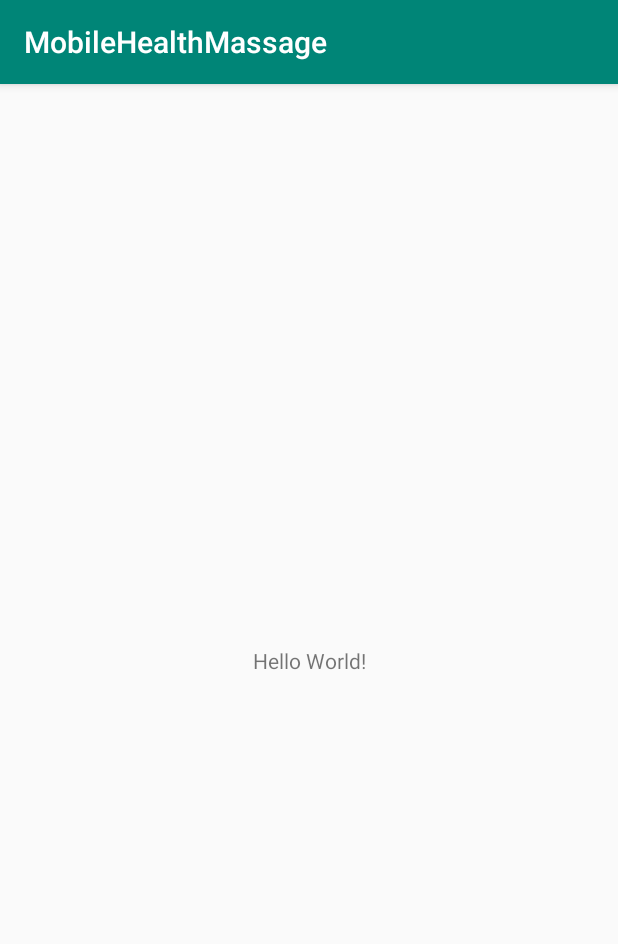
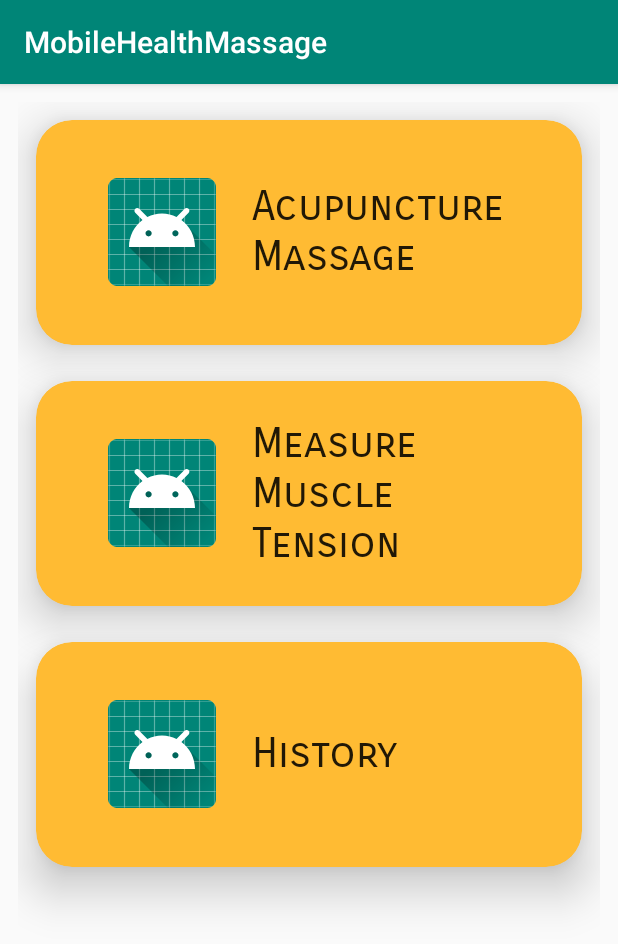
Before and after one commit to wesbrimeyer/MobileHealthMassage, an Android app: the screen it shows after launch (MainActivity), on a phone screen of 412 x 824 dp. Shown: the top 944 px of the screen. Run offline under Robolectric (Android 15) with nearby library versions, the phone set to English and light mode, and no system bars.

Commit message:
Created CardViews. Not sure if we should put them in a RecyclerView or use buttons instead

```diff
--- a/app/build.gradle
+++ b/app/build.gradle
@@ -25,4 +25,5 @@ dependencies {
     testImplementation 'junit:junit:4.12'
     androidTestImplementation 'androidx.test.ext:junit:1.1.0'
     androidTestImplementation 'androidx.test.espresso:espresso-core:3.1.1'
+    implementation 'androidx.cardview:cardview:1.0.0'
 }
--- a/app/src/main/java/edu/wit/mobilehealth/mobilehealthmassage/MainActivity.java
+++ b/app/src/main/java/edu/wit/mobilehealth/mobilehealthmassage/MainActivity.java
@@ -1,8 +1,12 @@
 package edu.wit.mobilehealth.mobilehealthmassage;
 
 import androidx.appcompat.app.AppCompatActivity;
+import androidx.cardview.widget.CardView;
 
 import android.os.Bundle;
+import android.view.View;
+import android.widget.TextView;
+import android.widget.Toast;
 
 public class MainActivity extends AppCompatActivity {
 
@@ -10,5 +14,19 @@ public class MainActivity extends AppCompatActivity {
     protected void onCreate(Bundle savedInstanceState) {
         super.onCreate(savedInstanceState);
         setContentView(R.layout.activity_main);
+
+        TextView card_view_massage = findViewById(R.id.card_view_massage).findViewById(R.id.textView);
+        TextView card_view_EMG = findViewById(R.id.card_view_EMG).findViewById(R.id.textView);
+        TextView card_view_history = findViewById(R.id.card_view_history).findViewById(R.id.textView);
+        card_view_massage.setOnClickListener(new View.OnClickListener() {
+            @Override
+            public void onClick(View v) {
+                Toast.makeText(getApplicationContext(), "Card View Clicked", Toast.LENGTH_SHORT).show();
+            }
+        });
+        card_view_massage.setText("Acupuncture Massage");
+        card_view_EMG.setText("Measure Muscle Tension");
+        card_view_history.setText("History");
+
     }
 }
--- a/app/src/main/res/layout/activity_main.xml
+++ b/app/src/main/res/layout/activity_main.xml
@@ -1,18 +1,24 @@
 <?xml version="1.0" encoding="utf-8"?>
-<androidx.constraintlayout.widget.ConstraintLayout xmlns:android="http://schemas.android.com/apk/res/android"
+<LinearLayout xmlns:android="http://schemas.android.com/apk/res/android"
     xmlns:app="http://schemas.android.com/apk/res-auto"
     xmlns:tools="http://schemas.android.com/tools"
     android:layout_width="match_parent"
     android:layout_height="match_parent"
+    android:padding="12dp"
+    android:orientation="vertical"
     tools:context=".MainActivity">
 
-    <TextView
-        android:layout_width="wrap_content"
-        android:layout_height="wrap_content"
-        android:text="Hello World!"
-        app:layout_constraintBottom_toBottomOf="parent"
-        app:layout_constraintLeft_toLeftOf="parent"
-        app:layout_constraintRight_toRightOf="parent"
-        app:layout_constraintTop_toTopOf="parent" />
+    <include layout="@layout/card_view_list_item"
+        android:id="@+id/card_view_massage">
+    </include>
 
-</androidx.constraintlayout.widget.ConstraintLayout>
+    <include layout="@layout/card_view_list_item"
+        android:id="@+id/card_view_EMG">
+    </include>
+
+    <include layout="@layout/card_view_list_item"
+        android:id="@+id/card_view_history">
+    </include>
+
+
+</LinearLayout>
--- /dev/null
+++ b/app/src/main/res/layout/card_view_list_item.xml
@@ -0,0 +1,27 @@
+<?xml version="1.0" encoding="utf-8"?>
+<androidx.cardview.widget.CardView xmlns:android="http://schemas.android.com/apk/res/android"
+    xmlns:app="http://schemas.android.com/apk/res-auto"
+    android:layout_width="match_parent"
+    android:layout_height="150dp"
+    app:cardBackgroundColor="@android:color/holo_orange_light"
+    app:cardCornerRadius="24dp"
+    android:padding="24dp"
+    android:layout_margin="12dp"
+    app:cardElevation="18dp">
+
+    <TextView
+        android:id="@+id/textView"
+        android:drawablePadding="24dp"
+        android:drawableStart="@mipmap/ic_launcher_round"
+        android:fontFamily="sans-serif-smallcaps"
+        android:gravity="center|start"
+        android:layout_gravity="center"
+        android:layout_height="wrap_content"
+        android:layout_marginHorizontal="48dp"
+        android:layout_width="match_parent"
+        android:text="Mobile Health"
+        android:textAppearance="@style/TextAppearance.AppCompat.Large"
+        android:textSize="28sp"
+        app:layout_constraintTop_toTopOf="parent" />
+
+</androidx.cardview.widget.CardView>
```
